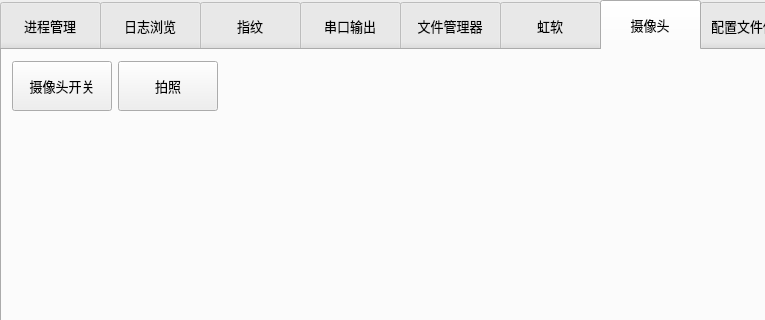
Qt form midtool.ui (Nehcknarf/MidTool) before a commit; both pictures show x 0 to 765 and y 0 to 320 of the 1280 by 720 pixel window.
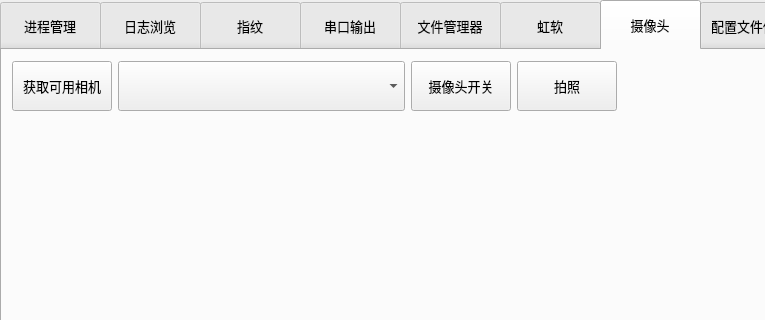
The same form after that commit. The open tabs and pages were chosen to show the change. Icons and pictures are not drawn.

Commit message: version 0.71, add serial read model

The edit to the form file:
```diff
--- a/midtool.ui
+++ b/midtool.ui
@@ -1754,11 +1754,45 @@
      <rect>
       <x>10</x>
       <y>10</y>
-      <width>514</width>
+      <width>911</width>
       <height>52</height>
      </rect>
     </property>
     <layout class="QHBoxLayout" name="horizontalLayout_14">
+     <item>
+      <widget class="QPushButton" name="pushButton_refreshCam">
+       <property name="minimumSize">
+        <size>
+         <width>100</width>
+         <height>50</height>
+        </size>
+       </property>
+       <property name="maximumSize">
+        <size>
+         <width>100</width>
+         <height>16777215</height>
+        </size>
+       </property>
+       <property name="font">
+        <font>
+         <pointsize>10</pointsize>
+        </font>
+       </property>
+       <property name="text">
+        <string>获取可用相机</string>
+       </property>
+      </widget>
+     </item>
+     <item>
+      <widget class="QComboBox" name="comboBox_chooseCam">
+       <property name="minimumSize">
+        <size>
+         <width>0</width>
+         <height>50</height>
+        </size>
+       </property>
+      </widget>
+     </item>
      <item>
       <widget class="QPushButton" name="pushButton_openCam">
        <property name="enabled">
```
Left out of the diff: 4 changed lines with no effect on the pictures. The commit also changes 1 other file.
